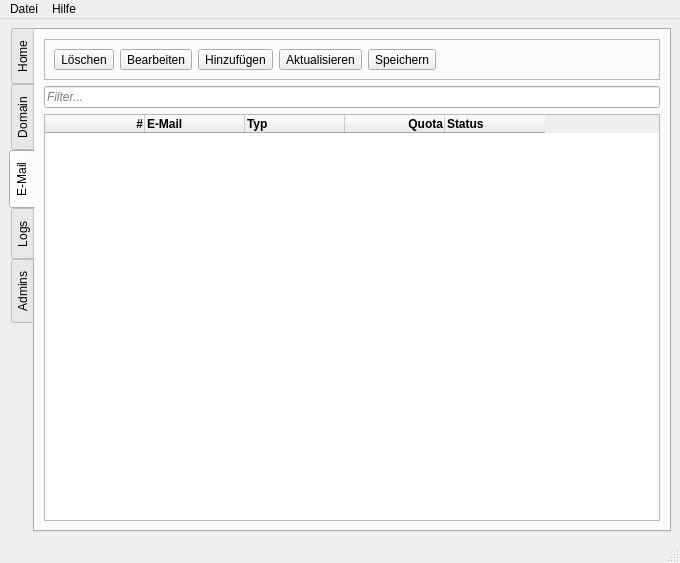
Old version of the form flscp/ui/cp.ui in the repository FLS-Wiesbaden/flscp.
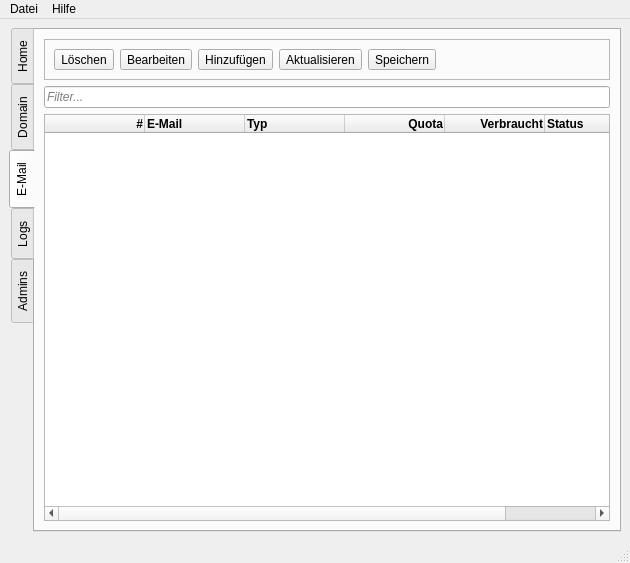
New version of the form. The open tabs and pages were chosen to show the change. Icons and pictures are not drawn.

Patch:
```diff
--- a/flscp/ui/cp.ui
+++ b/flscp/ui/cp.ui
@@ -6,7 +6,7 @@
    <rect>
     <x>0</x>
     <y>0</y>
-    <width>680</width>
+    <width>630</width>
     <height>563</height>
    </rect>
   </property>
@@ -735,6 +735,20 @@
             <set>AlignRight|AlignVCenter</set>
            </property>
           </column>
+          <column>
+           <property name="text">
+            <string>Verbraucht</string>
+           </property>
+           <property name="font">
+            <font>
+             <weight>75</weight>
+             <bold>true</bold>
+            </font>
+           </property>
+           <property name="textAlignment">
+            <set>AlignRight|AlignVCenter</set>
+           </property>
+          </column>
           <column>
            <property name="text">
             <string>Status</string>
@@ -1185,7 +1199,7 @@
     <rect>
      <x>0</x>
      <y>0</y>
-     <width>680</width>
+     <width>630</width>
      <height>19</height>
     </rect>
    </property>
```
Left out of the diff: 6 changed lines with no effect on the pictures.
